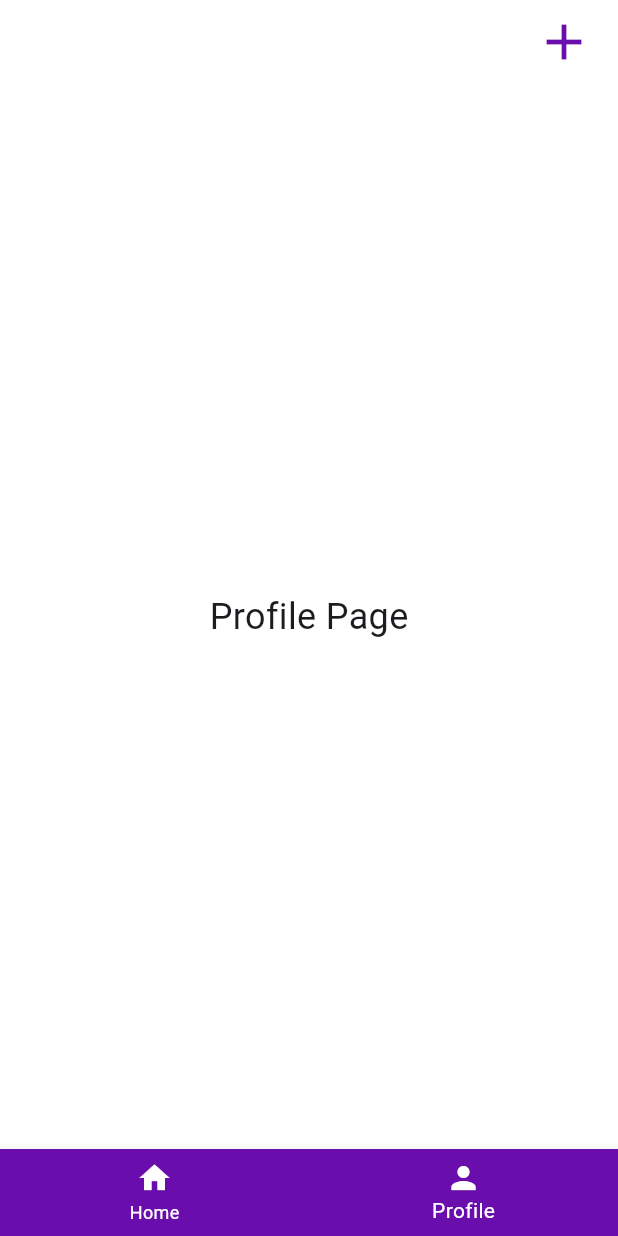
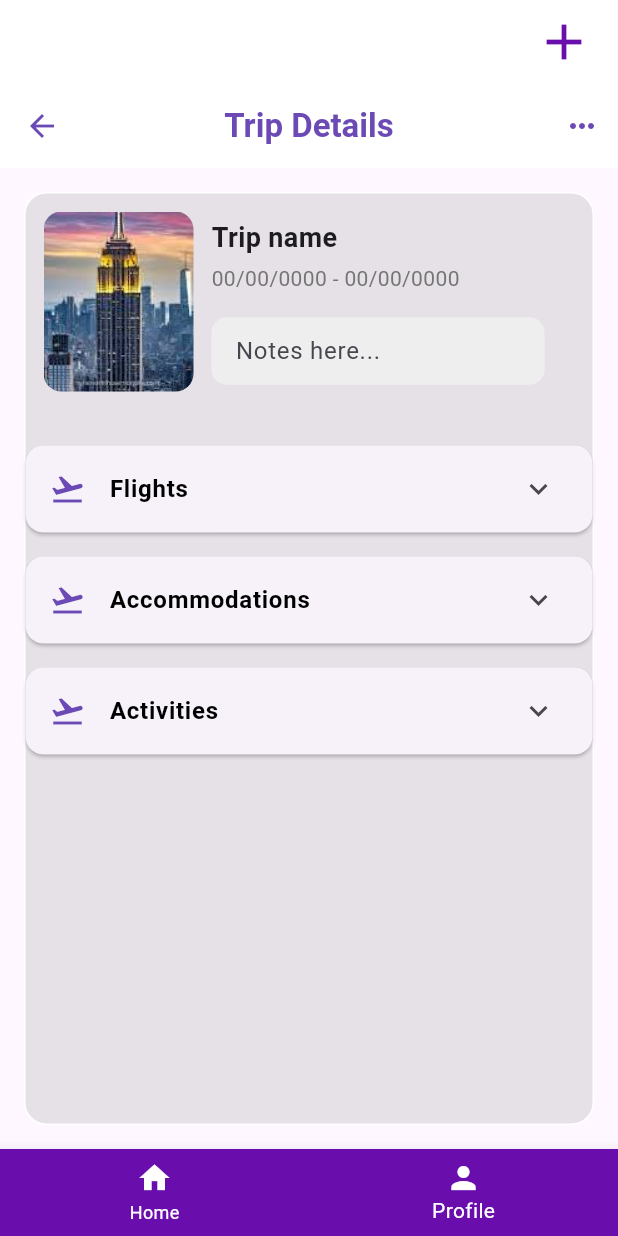
Before and after one commit to HenriqueLDSa/Xplora-Mobile, a Flutter app: the DashboardPage screen opened directly, item 2 of the bottom bar chosen, on a phone screen of 412 x 824 dp. Run offline on Flutter 3.47's test engine with Material 3 defaults, Android fonts, the phone set to English and light mode, and no system bars; our stand-ins replace fluttertoast, logger, shared_preferences; accounts and stored records are empty; network calls fail.

Commit message:
Trip details design updated, added all the categories respectively. Waiting on linking with API.

```diff
--- a/lib/dashboard_page.dart
+++ b/lib/dashboard_page.dart
@@ -1,4 +1,5 @@
 import 'package:flutter/material.dart';
+import 'package:xplora/trip_details_page.dart';
 import 'home_page_content.dart';
 
 class DashboardPage extends StatefulWidget {
@@ -11,12 +12,7 @@ class DashboardPage extends StatefulWidget {
 class _DashboardPageState extends State<DashboardPage> {
   int _currentIndex = 0;
 
-  final List<Widget> _pages = [
-    HomePageContent(),
-    Center(
-      child: Text('Profile Page', style: TextStyle(fontSize: 24)),
-    ),
-  ];
+  final List<Widget> _pages = [HomePageContent(), TripDetailsPage()];
 
   @override
   Widget build(BuildContext context) {
--- /dev/null
+++ b/lib/trip_details_page.dart
@@ -0,0 +1,242 @@
+import 'package:flutter/material.dart';
+import 'package:fluttertoast/fluttertoast.dart';
+import 'package:logger/logger.dart';
+import 'package:xplora/dashboard_page.dart';
+import 'package:xplora/login_page.dart';
+import 'package:http/http.dart' as http;
+import 'package:shared_preferences/shared_preferences.dart';
+import 'dart:convert';
+
+class TripDetailsPage extends StatefulWidget {
+  const TripDetailsPage({super.key});
+
+  @override
+  _TripDetailsPageState createState() => _TripDetailsPageState();
+}
+
+class _TripDetailsPageState extends State<TripDetailsPage> {
+  String tripName = 'Trip name';
+  String tripDate = '00/00/0000 - 00/00/0000';
+  String tripNotes = 'Notes here...';
+
+  // Simulate stored details for each category
+  List<String> flights = [];
+  List<String> accommodations = [];
+  List<String> activities = [];
+
+  // Navigate back
+  void _navigateBack(BuildContext context) {
+    Navigator.pop(context);
+  }
+
+  // Handle Popup Menu Actions
+  void _handleMenuSelection(String value) {
+    if (value == 'delete') {
+      _deleteTrip();
+    } else if (value == 'edit') {
+      _editTrip();
+    }
+  }
+
+  void _deleteTrip() {
+    // Add delete functionality
+    print("Trip deleted");
+  }
+
+  void _editTrip() {
+    // Add edit functionality
+    print("Edit trip");
+  }
+
+  //Method to check if the first letter of the categoryName of the details is a vowel or not
+  bool _isFirstLetterVowel(String word) {
+    if (word.isEmpty) return false;
+    String firstLetter = word[0].toLowerCase();
+
+    return 'aeiou'.contains(firstLetter);
+  }
+
+  String _toSingular(String word) {
+    String lowerWord = word.toLowerCase();
+
+    if (lowerWord.endsWith('ies')) {
+      return lowerWord.substring(0, lowerWord.length - 3) + 'y';
+    } else if (lowerWord.endsWith('s')) {
+      return lowerWord.substring(0, lowerWord.length - 1);
+    }
+
+    return lowerWord;
+  }
+
+  @override
+  Widget build(BuildContext context) {
+    return Scaffold(
+      appBar: AppBar(
+        backgroundColor: Colors.white,
+        elevation: 0,
+        leading: IconButton(
+          icon: Icon(
+            Icons.arrow_back,
+            color: const Color(0xFF6C4AB6),
+          ),
+          onPressed: () => _navigateBack(context),
+        ),
+        title: Text(
+          'Trip Details',
+          style: TextStyle(
+            color: const Color(0xFF6C4AB6),
+            fontWeight: FontWeight.bold,
+          ),
+        ),
+        centerTitle: true,
+        actions: [
+          PopupMenuButton<String>(
+            icon: Icon(Icons.more_horiz, color: const Color(0xFF6C4AB6)),
+            onSelected: _handleMenuSelection,
+            itemBuilder: (BuildContext context) => [
+              PopupMenuItem(
+                value: 'edit',
+                child: Text('Edit Trip'),
+              ),
+              PopupMenuItem(
+                value: 'delete',
+                child: Text('Delete Trip'),
+              ),
+            ],
+          ),
+        ],
+      ),
+      body: Padding(
+        padding: const EdgeInsets.all(16.0),
+        child: Container(
+          decoration: BoxDecoration(
+            color: Colors.grey.withOpacity(0.25),
+            borderRadius: BorderRadius.circular(15),
+            border: Border.all(color: Colors.white, width: 1),
+          ),
+          child: Column(
+            children: [
+              // Image Section
+              Padding(
+                padding: const EdgeInsets.all(12.0),
+                child: Row(
+                  children: [
+                    ClipRRect(
+                      borderRadius: BorderRadius.circular(12),
+                      child: Image.asset(
+                        "assets/images/new_york.jpeg",
+                        width: 100,
+                        height: 120,
+                        fit: BoxFit.cover,
+                      ),
+                    ),
+                    const SizedBox(width: 12),
+                    Expanded(
+                      child: Column(
+                        crossAxisAlignment: CrossAxisAlignment.start,
+                        children: [
+                          Text(
+                            tripName,
+                            style: TextStyle(
+                              fontSize: 18,
+                              fontWeight: FontWeight.bold,
+                            ),
+                          ),
+                          const SizedBox(height: 4),
+                          Padding(
+                            padding: const EdgeInsets.only(bottom: 8.0),
+                            child: Text(
+                              tripDate,
+                              style: TextStyle(
+                                fontSize: 14,
+                                color: Colors.grey[600],
+                              ),
+                            ),
+                          ),
+                          const SizedBox(height: 8),
+                          Padding(
+                            padding: EdgeInsets.only(right: 20),
+                            child: SizedBox(
+                              width: double.infinity,
+                              height: 45,
+                              child: CustomTextField(
+                                label: "Notes here...",
+                              ),
+                            ),
+                          ),
+                        ],
+                      ),
+                    ),
+                  ],
+                ),
+              ),
+
+              const SizedBox(height: 16),
+              // Additional Content
+              Expanded(
+                child: ListView(
+                  children: [
+                    // Trip Details
+                    _buildCategorySection('Flights', flights.cast<Widget>()),
+                    _buildCategorySection(
+                        'Accommodations', accommodations.cast<Widget>()),
+                    _buildCategorySection(
+                        'Activities', activities.cast<Widget>()),
+                  ],
+                ),
+              ),
+            ],
+          ),
+        ),
+      ),
+    );
+  }
+
+  //Build  single category section
+  Widget _buildCategorySection(String categoryName, List<Widget> details) {
+    bool isVowel = _isFirstLetterVowel(categoryName);
+    String categoryLower = _toSingular(categoryName);
+
+    return Card(
+        margin: const EdgeInsets.symmetric(vertical: 8),
+        child: ExpansionTile(
+            leading: Icon(
+              Icons.flight_takeoff,
+              color: const Color(0xFF6C4AB6),
+            ),
+            title: Text(
+              categoryName,
+              style:
+                  TextStyle(fontWeight: FontWeight.bold, color: Colors.black),
+            ),
+            children: [
+              if (details.isNotEmpty)
+                ...details
+                    .map((detail) => ListTile(title: Text(detail as String)))
+              else
+                Padding(
+                    padding: const EdgeInsets.all(8.0),
+                    child: RichText(
+                      text: TextSpan(
+                        style: TextStyle(
+                            fontSize: 16,
+                            color: Colors.black), // Default text style
+                        children: [
+                          TextSpan(text: 'No $categoryName yet! Click'),
+                          TextSpan(
+                            text: "+",
+                            style: TextStyle(
+                              fontWeight: FontWeight.bold,
+                              color: Colors.black,
+                            ),
+                          ),
+                          TextSpan(
+                            text:
+                                " button to add ${isVowel ? 'an ' : 'a '} ${categoryLower}",
+                          ) // Regular text again
+                        ],
+                      ),
+                    )),
+            ]));
+  }
+}
```
Also changed, not shown: assets/images/new_york.jpeg (added), 4 other files.
